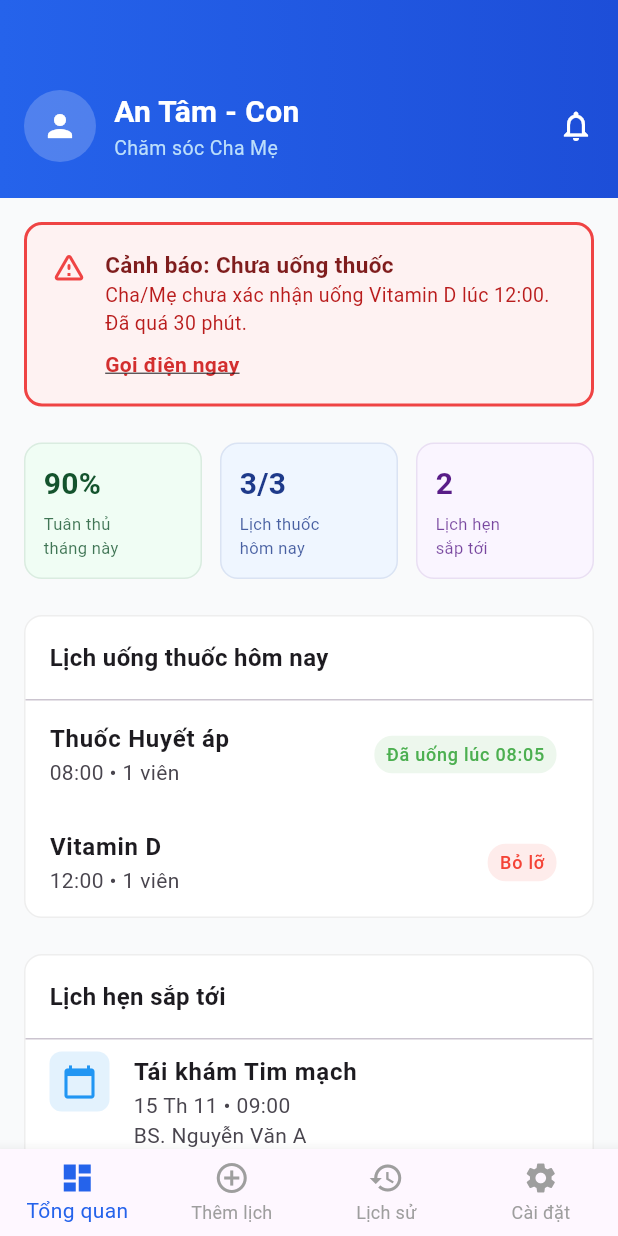
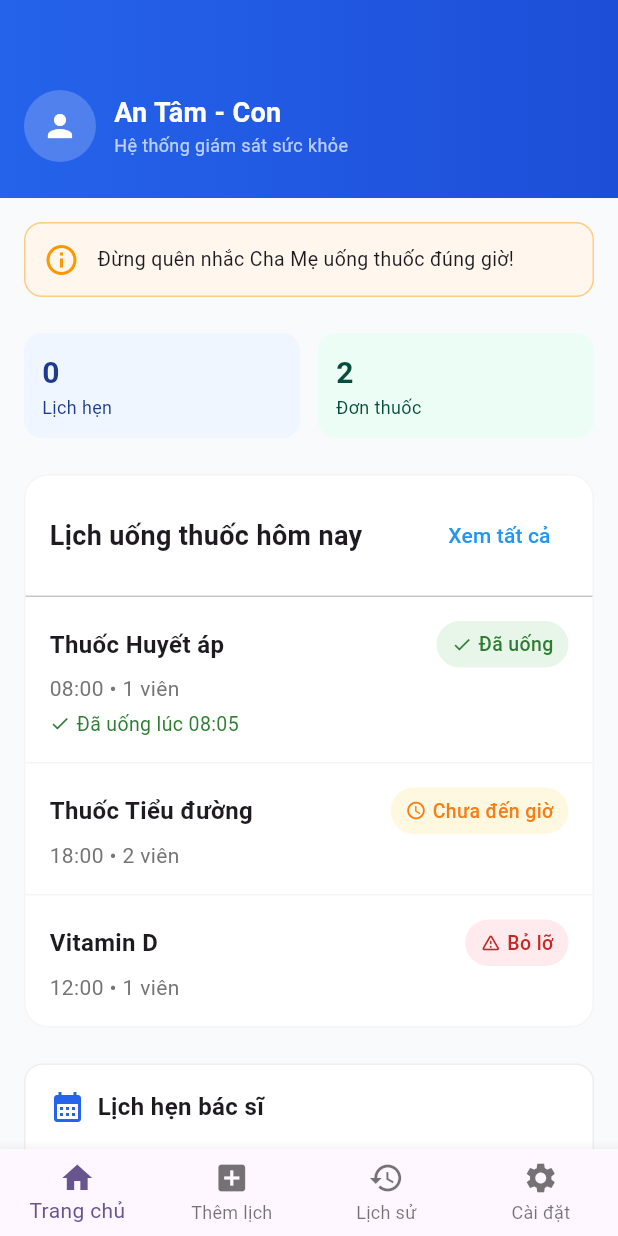
Before and after one commit to Ph111211/OldCare, a Flutter app: the ChildDashboard screen opened directly, on a phone screen of 412 x 824 dp. Run offline on Flutter 3.47's test engine with Material 3 defaults, Android fonts, the phone set to English and light mode, and no system bars; our stand-ins replace cloud_firestore, firebase_auth, firebase_core; accounts and stored records are empty; network calls fail.

Commit message:
Phu: config child _ dashboard

```diff
--- a/lib/views/child-dashboard.dart
+++ b/lib/views/child-dashboard.dart
@@ -1,6 +1,6 @@
 import 'package:flutter/material.dart';
+import '../../viewmodels/Schedule/schedule.viewmodel.dart';
 import '../views/add_schedule.dart';
-import '../views/child-dashboard.dart';
 import '../views/setting_page.dart';
 import '../views/history_page.dart';
 
@@ -12,46 +12,275 @@ class ChildDashboard extends StatefulWidget {
 }
 
 class _ChildDashBoardState extends State<ChildDashboard> {
+  final ScheduleViewModel scheduleViewModel = ScheduleViewModel();
   final int _currentIndex = 0;
+
   @override
   Widget build(BuildContext context) {
     return Scaffold(
       backgroundColor: const Color(0xFFF9FAFB),
       body: Stack(
         children: [
-          // Phần nội dung có thể cuộn
-          SingleChildScrollView(
-            child: Column(
-              children: [
-                _buildHeader(),
-                Padding(
-                  padding: const EdgeInsets.all(16.0),
-                  child: Column(
-                    children: [
+          StreamBuilder<List<dynamic>>(
+            stream: scheduleViewModel.getSchedulesStream(),
+            builder: (context, snapshot) {
+              if (snapshot.connectionState == ConnectionState.waiting) {
+                return const Center(child: CircularProgressIndicator());
+              }
+
+              // Dữ liệu từ Firebase (Lịch hẹn)
+              final allSchedules = snapshot.data ?? [];
+
+              return _buildMainScrollContent(
+                content: [
                   _buildAlertCard(),
                   const SizedBox(height: 24),
-                      _buildStatGrid(),
+                  _buildStatGrid(allSchedules.length),
                   const SizedBox(height: 24),
+
+                  // 1. PHẦN LỊCH UỐNG THUỐC (Medication Schedule)
                   _buildMedicationSchedule(),
+
                   const SizedBox(height: 24),
-                      _buildAppointmentSchedule(),
-                      const SizedBox(
-                        height: 120,
-                      ), // Khoảng trống để không bị Bottom Nav che
+
+                  // 2. PHẦN LỊCH HẸN (Appointment List - Dữ liệu thực từ Stream)
+                  _buildAppointmentList(allSchedules),
                 ],
+              );
+            },
           ),
-                ),
-              ],
-            ),
-          ),
-          // Bottom Navigation cố định
           Positioned(bottom: 0, left: 0, right: 0, child: _buildBottomNav()),
         ],
       ),
     );
   }
 
-  // 1. Header Blue Section
+  // --- PHẦN MỚI: LỊCH UỐNG THUỐC ---
+  Widget _buildMedicationSchedule() {
+    return Container(
+      decoration: BoxDecoration(
+        color: Colors.white,
+        borderRadius: BorderRadius.circular(16),
+        border: Border.all(color: Colors.grey.shade100),
+      ),
+      child: Column(
+        children: [
+          // Header của khối thuốc
+          Padding(
+            padding: const EdgeInsets.all(16.0),
+            child: Row(
+              mainAxisAlignment: MainAxisAlignment.spaceBetween,
+              children: [
+                const Text(
+                  "Lịch uống thuốc hôm nay",
+                  style: TextStyle(fontSize: 18, fontWeight: FontWeight.bold),
+                ),
+                TextButton(
+                  onPressed: () {},
+                  child: const Text(
+                    "Xem tất cả",
+                    style: TextStyle(color: Colors.blue),
+                  ),
+                ),
+              ],
+            ),
+          ),
+          const Divider(height: 1),
+
+          // Danh sách các loại thuốc theo đúng mẫu ảnh
+          _buildMedicationItem(
+            name: "Thuốc Huyết áp",
+            time: "08:00",
+            dosage: "1 viên",
+            status: "Đã uống",
+            subStatus: "Đã uống lúc 08:05",
+            statusColor: const Color(0xFFE8F5E9), // Xanh lá nhạt
+            textColor: const Color(0xFF2E7D32),
+            icon: Icons.check,
+          ),
+          _buildMedicationItem(
+            name: "Thuốc Tiểu đường",
+            time: "18:00",
+            dosage: "2 viên",
+            status: "Chưa đến giờ",
+            statusColor: const Color(0xFFFFF8E1), // Vàng nhạt
+            textColor: const Color(0xFFF57F17),
+            icon: Icons.access_time,
+          ),
+          _buildMedicationItem(
+            name: "Vitamin D",
+            time: "12:00",
+            dosage: "1 viên",
+            status: "Bỏ lỡ",
+            statusColor: const Color(0xFFFFEBEE), // Đỏ nhạt
+            textColor: const Color(0xFFC62828),
+            icon: Icons.warning_amber_rounded,
+            isLast: true,
+          ),
+        ],
+      ),
+    );
+  }
+
+  Widget _buildMedicationItem({
+    required String name,
+    required String time,
+    required String dosage,
+    required String status,
+    String? subStatus,
+    required Color statusColor,
+    required Color textColor,
+    required IconData icon,
+    bool isLast = false,
+  }) {
+    return Container(
+      padding: const EdgeInsets.all(16),
+      decoration: BoxDecoration(
+        border: isLast
+            ? null
+            : Border(bottom: BorderSide(color: Colors.grey.shade100)),
+      ),
+      child: Column(
+        crossAxisAlignment: CrossAxisAlignment.start,
+        children: [
+          Row(
+            mainAxisAlignment: MainAxisAlignment.spaceBetween,
+            children: [
+              Text(
+                name,
+                style: const TextStyle(
+                  fontSize: 16,
+                  fontWeight: FontWeight.bold,
+                ),
+              ),
+              // Badge trạng thái bên phải
+              Container(
+                padding: const EdgeInsets.symmetric(
+                  horizontal: 10,
+                  vertical: 6,
+                ),
+                decoration: BoxDecoration(
+                  color: statusColor,
+                  borderRadius: BorderRadius.circular(20),
+                ),
+                child: Row(
+                  children: [
+                    Icon(icon, size: 14, color: textColor),
+                    const SizedBox(width: 4),
+                    Text(
+                      status,
+                      style: TextStyle(
+                        color: textColor,
+                        fontWeight: FontWeight.w500,
+                        fontSize: 13,
+                      ),
+                    ),
+                  ],
+                ),
+              ),
+            ],
+          ),
+          const SizedBox(height: 4),
+          Text(
+            "$time • $dosage",
+            style: TextStyle(color: Colors.grey.shade600, fontSize: 14),
+          ),
+          if (subStatus != null) ...[
+            const SizedBox(height: 4),
+            Row(
+              children: [
+                Icon(Icons.check, size: 14, color: textColor),
+                const SizedBox(width: 4),
+                Text(
+                  subStatus,
+                  style: TextStyle(color: textColor, fontSize: 13),
+                ),
+              ],
+            ),
+          ],
+        ],
+      ),
+    );
+  }
+
+  // --- PHẦN LỊCH HẸN (Dữ liệu từ Firestore) ---
+  Widget _buildAppointmentList(List<dynamic> schedules) {
+    return Container(
+      decoration: BoxDecoration(
+        color: Colors.white,
+        borderRadius: BorderRadius.circular(12),
+        border: Border.all(color: Colors.grey.shade200),
+      ),
+      child: Column(
+        crossAxisAlignment: CrossAxisAlignment.start,
+        children: [
+          const Padding(
+            padding: EdgeInsets.all(16),
+            child: Row(
+              children: [
+                Icon(Icons.calendar_month, color: Color(0xFF2563EB)),
+                SizedBox(width: 8),
+                Text(
+                  "Lịch hẹn bác sĩ",
+                  style: TextStyle(fontSize: 16, fontWeight: FontWeight.bold),
+                ),
+              ],
+            ),
+          ),
+          const Divider(height: 1),
+          if (schedules.isEmpty)
+            const Padding(
+              padding: EdgeInsets.all(20),
+              child: Center(child: Text("Không có lịch hẹn nào")),
+            )
+          else
+            ...schedules
+                .map(
+                  (item) => _appointmentItem(
+                    item.title,
+                    "${scheduleViewModel.formatDate(item.date)} • ${item.time}",
+                    item.location ?? "Địa chỉ chưa xác định",
+                  ),
+                )
+                .toList(),
+        ],
+      ),
+    );
+  }
+
+  Widget _appointmentItem(String title, String date, String location) {
+    return ListTile(
+      leading: Container(
+        padding: const EdgeInsets.all(8),
+        decoration: BoxDecoration(
+          color: Colors.blue.shade50,
+          borderRadius: BorderRadius.circular(8),
+        ),
+        child: const Icon(Icons.medical_services_outlined, color: Colors.blue),
+      ),
+      title: Text(title, style: const TextStyle(fontWeight: FontWeight.w600)),
+      subtitle: Text("$date\n$location"),
+      isThreeLine: true,
+      trailing: const Icon(Icons.chevron_right, color: Colors.grey),
+    );
+  }
+
+  // --- CÁC PHẦN HỖ TRỢ KHÁC ---
+  Widget _buildMainScrollContent({required List<Widget> content}) {
+    return SingleChildScrollView(
+      child: Column(
+        children: [
+          _buildHeader(),
+          Padding(
+            padding: const EdgeInsets.all(16.0),
+            child: Column(children: content),
+          ),
+          const SizedBox(height: 120),
+        ],
+      ),
+    );
+  }
+
   Widget _buildHeader() {
     return Container(
       width: double.infinity,
@@ -62,9 +291,6 @@ class _ChildDashBoardState extends State<ChildDashboard> {
         ),
       ),
       child: Row(
-        mainAxisAlignment: MainAxisAlignment.spaceBetween,
-        children: [
-          Row(
         children: [
           CircleAvatar(
             radius: 24,
@@ -72,101 +298,43 @@ class _ChildDashBoardState extends State<ChildDashboard> {
             child: const Icon(Icons.person, color: Colors.white),
           ),
           const SizedBox(width: 12),
-              Column(
+          const Column(
             crossAxisAlignment: CrossAxisAlignment.start,
             children: [
-                  const Text(
+              Text(
                 'An Tâm - Con',
                 style: TextStyle(
                   color: Colors.white,
-                      fontSize: 20,
+                  fontSize: 18,
                   fontWeight: FontWeight.bold,
                 ),
               ),
               Text(
-                    'Chăm sóc Cha Mẹ',
-                    style: TextStyle(color: Colors.blue.shade100, fontSize: 13),
+                'Hệ thống giám sát sức khỏe',
+                style: TextStyle(color: Colors.white70, fontSize: 12),
               ),
             ],
-              ),
-            ],
-          ),
-          const Icon(Icons.notifications_none, color: Colors.white),
-        ],
-      ),
-    );
-  }
-
-  // 2. Alert Card (Cảnh báo chưa uống thuốc)
-  Widget _buildAlertCard() {
-    return Container(
-      padding: const EdgeInsets.all(16),
-      decoration: BoxDecoration(
-        color: const Color(0xFFFEF2F2),
-        border: Border.all(color: const Color(0xFFEF4444), width: 2),
-        borderRadius: BorderRadius.circular(12),
-      ),
-      child: Row(
-        crossAxisAlignment: CrossAxisAlignment.start,
-        children: [
-          const Icon(Icons.warning_amber_rounded, color: Color(0xFFEF4444)),
-          const SizedBox(width: 12),
-          Expanded(
-            child: Column(
-              crossAxisAlignment: CrossAxisAlignment.start,
-              children: [
-                const Text(
-                  'Cảnh báo: Chưa uống thuốc',
-                  style: TextStyle(
-                    color: Color(0xFF7F1D1D),
-                    fontWeight: FontWeight.bold,
-                    fontSize: 15,
-                  ),
-                ),
-                const Text(
-                  'Cha/Mẹ chưa xác nhận uống Vitamin D lúc 12:00. Đã quá 30 phút.',
-                  style: TextStyle(color: Color(0xFFB91C1C), fontSize: 13),
-                ),
-                const SizedBox(height: 8),
-                Text(
-                  'Gọi điện ngay',
-                  style: TextStyle(
-                    color: Colors.red.shade700,
-                    decoration: TextDecoration.underline,
-                    fontWeight: FontWeight.bold,
-                  ),
-                ),
-              ],
-            ),
           ),
         ],
       ),
     );
   }
 
-  // 3. Statistics Grid (90%, 3/3, 2)
-  Widget _buildStatGrid() {
+  Widget _buildStatGrid(int count) {
     return Row(
       children: [
         _statItem(
-          "90%",
-          "Tuân thủ\ntháng này",
-          const Color(0xFFF0FDF4),
-          const Color(0xFF14532D),
-        ),
-        const SizedBox(width: 12),
-        _statItem(
-          "3/3",
-          "Lịch thuốc\nhôm nay",
+          count.toString(),
+          "Lịch hẹn",
           const Color(0xFFEFF6FF),
           const Color(0xFF1E3A8A),
         ),
         const SizedBox(width: 12),
         _statItem(
           "2",
-          "Lịch hẹn\nsắp tới",
-          const Color(0xFFFAF5FF),
-          const Color(0xFF581C87),
+          "Đơn thuốc",
+          const Color(0xFFECFDF5),
+          const Color(0xFF064E3B),
         ),
       ],
     );
@@ -179,7 +347,6 @@ class _ChildDashBoardState extends State<ChildDashboard> {
         decoration: BoxDecoration(
           color: bg,
           borderRadius: BorderRadius.circular(12),
-          border: Border.all(color: textColor.withOpacity(0.1)),
         ),
         child: Column(
           crossAxisAlignment: CrossAxisAlignment.start,
@@ -192,164 +359,63 @@ class _ChildDashBoardState extends State<ChildDashboard> {
                 color: textColor,
               ),
             ),
-            const SizedBox(height: 4),
-            Text(
-              label,
-              style: TextStyle(fontSize: 11, color: textColor.withOpacity(0.8)),
-            ),
+            Text(label, style: TextStyle(fontSize: 12, color: textColor)),
           ],
         ),
       ),
     );
   }
 
-  // 4. Medication List
-  Widget _buildMedicationSchedule() {
-    return _buildSectionCard(
-      title: "Lịch uống thuốc hôm nay",
+  Widget _buildAlertCard() {
+    return Container(
+      padding: const EdgeInsets.all(12),
+      decoration: BoxDecoration(
+        color: const Color(0xFFFFF7ED),
+        borderRadius: BorderRadius.circular(12),
+        border: Border.all(color: Colors.orange.shade200),
+      ),
+      child: const Row(
         children: [
-        _medItem(
-          "Thuốc Huyết áp",
-          "08:00 • 1 viên",
-          "Đã uống lúc 08:05",
-          Colors.green,
+          Icon(Icons.info_outline, color: Colors.orange),
+          SizedBox(width: 12),
+          Expanded(
+            child: Text(
+              "Đừng quên nhắc Cha Mẹ uống thuốc đúng giờ!",
+              style: TextStyle(fontSize: 13),
             ),
-        _medItem("Vitamin D", "12:00 • 1 viên", "Bỏ lỡ", Colors.red),
-      ],
-    );
-  }
-
-  // 5. Appointment List
-  Widget _buildAppointmentSchedule() {
-    return _buildSectionCard(
-      title: "Lịch hẹn sắp tới",
-      children: [
-        _appointmentItem(
-          "Tái khám Tim mạch",
-          "15 Th 11 • 09:00",
-          "BS. Nguyễn Văn A",
           ),
         ],
-    );
-  }
-
-  // Helper Widgets
-  Widget _buildSectionCard({
-    required String title,
-    required List<Widget> children,
-  }) {
-    return Container(
-      decoration: BoxDecoration(
-        color: Colors.white,
-        borderRadius: BorderRadius.circular(12),
-        border: Border.all(color: Colors.grey.shade200),
       ),
-      child: Column(
-        crossAxisAlignment: CrossAxisAlignment.start,
-        children: [
-          Padding(
-            padding: const EdgeInsets.all(16),
-            child: Text(
-              title,
-              style: const TextStyle(fontSize: 16, fontWeight: FontWeight.bold),
-            ),
-          ),
-          const Divider(height: 1),
-          ...children,
-        ],
-      ),
-    );
-  }
-
-  Widget _medItem(String name, String info, String status, Color color) {
-    return ListTile(
-      title: Text(name, style: const TextStyle(fontWeight: FontWeight.w600)),
-      subtitle: Text(info),
-      trailing: Container(
-        padding: const EdgeInsets.symmetric(horizontal: 8, vertical: 4),
-        decoration: BoxDecoration(
-          color: color.withOpacity(0.1),
-          borderRadius: BorderRadius.circular(12),
-        ),
-        child: Text(status, style: TextStyle(color: color, fontSize: 12)),
-      ),
-    );
-  }
-
-  Widget _appointmentItem(String title, String date, String doctor) {
-    return ListTile(
-      leading: Container(
-        padding: const EdgeInsets.all(8),
-        decoration: BoxDecoration(
-          color: Colors.blue.shade50,
-          borderRadius: BorderRadius.circular(8),
-        ),
-        child: const Icon(Icons.calendar_today, color: Colors.blue),
-      ),
-      title: Text(title, style: const TextStyle(fontWeight: FontWeight.w600)),
-      subtitle: Text("$date\n$doctor"),
-      isThreeLine: true,
     );
   }
 
   Widget _buildBottomNav() {
     return BottomNavigationBar(
       type: BottomNavigationBarType.fixed,
-      selectedItemColor: const Color(0xFF2563EB),
-      unselectedItemColor: Colors.grey,
       currentIndex: _currentIndex,
-      onTap: _onBottomNavTapped,
-      items: <BottomNavigationBarItem>[
-        BottomNavigationBarItem(
-          icon: const Icon(Icons.dashboard),
-          label: 'Tổng quan',
-        ),
-        const BottomNavigationBarItem(
-          icon: Icon(Icons.add_circle_outline),
-          label: 'Thêm lịch',
-        ),
-        const BottomNavigationBarItem(
-          icon: Icon(Icons.history),
-          label: 'Lịch sử',
-        ),
-        const BottomNavigationBarItem(
-          icon: Icon(Icons.settings),
-          label: 'Cài đặt',
-        ),
+      onTap: (index) {
+        if (index == 1)
+          Navigator.push(
+            context,
+            MaterialPageRoute(builder: (_) => const AddSchedule()),
+          );
+        if (index == 2)
+          Navigator.push(
+            context,
+            MaterialPageRoute(builder: (_) => const HistoryScreen()),
+          );
+        if (index == 3)
+          Navigator.push(
+            context,
+            MaterialPageRoute(builder: (_) => const AnTamSettingApp()),
+          );
+      },
+      items: const [
+        BottomNavigationBarItem(icon: Icon(Icons.home), label: 'Trang chủ'),
+        BottomNavigationBarItem(icon: Icon(Icons.add_box), label: 'Thêm lịch'),
+        BottomNavigationBarItem(icon: Icon(Icons.history), label: 'Lịch sử'),
+        BottomNavigationBarItem(icon: Icon(Icons.settings), label: 'Cài đặt'),
       ],
     );
   }
-
-  void _onBottomNavTapped(int index) {
-    if (index == _currentIndex) return;
-
-    Widget nextScreen;
-
-    switch (index) {
-      case 0:
-        nextScreen = const ChildDashboard();
-        break;
-      case 1:
-        nextScreen = const AddSchedule();
-        break;
-      case 2:
-        nextScreen = const HistoryScreen();
-        break;
-      case 3:
-        nextScreen = const AnTamSettingApp();
-        break;
-      default:
-        return;
 }
-
-    Navigator.pushReplacement(
-      context,
-      MaterialPageRoute(builder: (_) => nextScreen),
-    );
-  }
-
-  @override
-  void dispose() {
-    super.dispose();
-  }
-}
```
Lines whose indentation alone changed are shown as unchanged.
